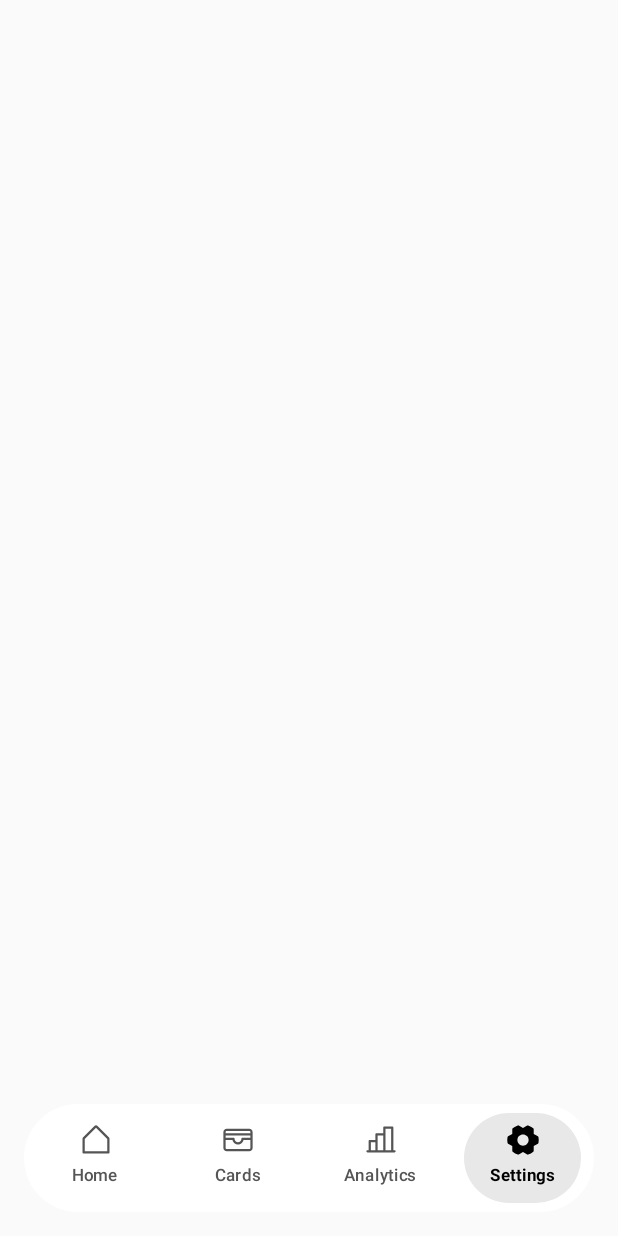
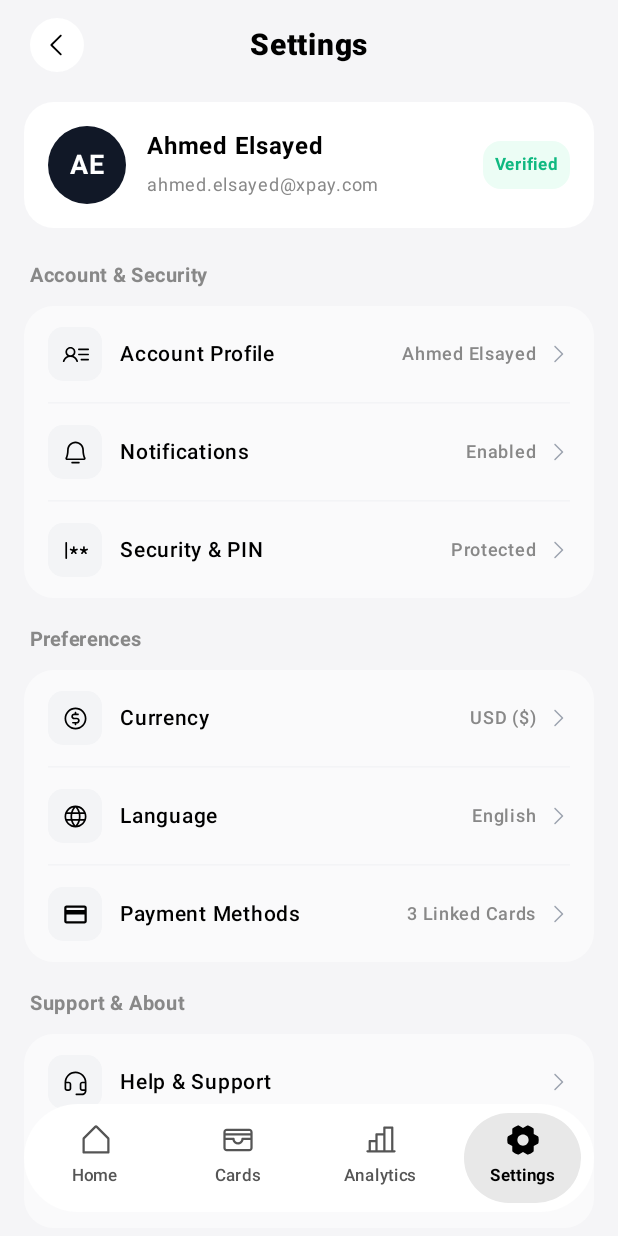
Before and after one commit to ahemdelsayedd010/Xpay, an Android app built with Jetpack Compose: the SettingsScreen screen opened through its navigation route, on a phone screen of 412 x 824 dp. Run offline under Robolectric (Android 15) with nearby library versions, the phone set to English and light mode, and no system bars.

Commit message:
SettingsScreen Done

```diff
--- a/app/src/main/java/com/example/xpay/navigation/Navigation.kt
+++ b/app/src/main/java/com/example/xpay/navigation/Navigation.kt
@@ -17,6 +17,7 @@ import com.example.xpay.R
 import com.example.xpay.ui.analytics.AnalyticsScreen
 import com.example.xpay.ui.cards.CardsScreen
 import com.example.xpay.ui.home.HomeScreen
+import com.example.xpay.ui.settings.SettingsScreen
 
 @Composable
 fun Navigation(navController: NavHostController) {
@@ -39,7 +40,7 @@ fun Navigation(navController: NavHostController) {
                 AnalyticsScreen()
             }
             composable("Settings") {
-                // Implement later
+                SettingsScreen()
             }
         }
 
--- a/app/src/main/java/com/example/xpay/ui/cards/CardsScreen.kt
+++ b/app/src/main/java/com/example/xpay/ui/cards/CardsScreen.kt
@@ -352,7 +352,7 @@ fun CardDetails(
                     )
                 }
 
-                Column(horizontalAlignment = Alignment.End) {
+                Column {
                     Text(
                         text = "Expires",
                         color = Color.LightGray,
--- a/app/src/main/java/com/example/xpay/ui/cards/MonthlyLimitCard.kt
+++ b/app/src/main/java/com/example/xpay/ui/cards/MonthlyLimitCard.kt
@@ -73,7 +73,7 @@ fun MonthlyLimitCard(
                 progress = { progress },
                 modifier = Modifier
                     .fillMaxWidth()
-                    .height(24.dp)
+                    .height(16.dp)
                     .clip(RoundedCornerShape(5.dp)),
                 color = Color.Black,
                 trackColor = Color(0xFFF0F1F5)
--- /dev/null
+++ b/app/src/main/java/com/example/xpay/ui/settings/Feature.kt
@@ -0,0 +1,9 @@
+package com.example.xpay.ui.settings
+
+import androidx.annotation.DrawableRes
+
+data class Feature(
+    val title: String,
+    @DrawableRes val iconId: Int,
+    val featureDetails: String? = null
+)
--- /dev/null
+++ b/app/src/main/java/com/example/xpay/ui/settings/SettingsScreen.kt
@@ -0,0 +1,351 @@
+package com.example.xpay.ui.settings
+
+import androidx.compose.foundation.background
+import androidx.compose.foundation.clickable
+import androidx.compose.foundation.layout.Arrangement
+import androidx.compose.foundation.layout.Box
+import androidx.compose.foundation.layout.Column
+import androidx.compose.foundation.layout.Row
+import androidx.compose.foundation.layout.Spacer
+import androidx.compose.foundation.layout.fillMaxSize
+import androidx.compose.foundation.layout.fillMaxWidth
+import androidx.compose.foundation.layout.height
+import androidx.compose.foundation.layout.padding
+import androidx.compose.foundation.layout.size
+import androidx.compose.foundation.layout.statusBarsPadding
+import androidx.compose.foundation.layout.width
+import androidx.compose.foundation.rememberScrollState
+import androidx.compose.foundation.shape.CircleShape
+import androidx.compose.foundation.shape.RoundedCornerShape
+import androidx.compose.foundation.verticalScroll
+import androidx.compose.material3.HorizontalDivider
+import androidx.compose.material3.Icon
+import androidx.compose.material3.Text
+import androidx.compose.runtime.Composable
+import androidx.compose.ui.Alignment
+import androidx.compose.ui.Modifier
+import androidx.compose.ui.draw.clip
+import androidx.compose.ui.graphics.Color
+import androidx.compose.ui.res.painterResource
+import androidx.compose.ui.text.font.FontWeight
+import androidx.compose.ui.tooling.preview.Preview
+import androidx.compose.ui.unit.dp
+import androidx.compose.ui.unit.sp
+import com.example.xpay.R
+import com.example.xpay.ui.theme.CardSurfaceLight
+import com.example.xpay.ui.theme.DebitRed
+import com.example.xpay.ui.theme.LightBg
+import com.example.xpay.ui.theme.XpayTheme
+
+private val accountFeatures = listOf(
+    Feature("Account Profile", R.drawable.ic_account_profile, "Ahmed Elsayed"),
+    Feature("Notifications", R.drawable.ic_bell_simple, "Enabled"),
+    Feature("Security & PIN", R.drawable.ic_password, "Protected")
+)
+
+private val preferenceFeatures = listOf(
+    Feature("Currency", R.drawable.ic_currency_circle_dollar, "USD ($)"),
+    Feature("Language", R.drawable.ic_language, "English"),
+    Feature("Payment Methods", R.drawable.ic_cards, "3 Linked Cards")
+)
+
+private val supportFeatures = listOf(
+    Feature("Help & Support", R.drawable.ic_support),
+    Feature("App Version", R.drawable.ic_info, "v1.0.0")
+)
+
+@Composable
+fun SettingsScreen(
+    onBackClick: () -> Unit = {}
+) {
+    Box(
+        modifier = Modifier
+            .fillMaxSize()
+            .background(LightBg)
+    ) {
+        Column(
+            modifier = Modifier
+                .fillMaxSize()
+                .statusBarsPadding()
+        ) {
+            // Header Bar
+            SettingsTopBar(onBackClick = onBackClick)
+
+            Column(
+                modifier = Modifier
+                    .fillMaxSize()
+                    .padding(horizontal = 16.dp)
+                    .verticalScroll(rememberScrollState())
+            ) {
+                Spacer(modifier = Modifier.height(8.dp))
+
+                // Profile Header Card
+                UserProfileSection()
+
+                Spacer(modifier = Modifier.height(20.dp))
+
+                // Account Section
+                SettingsSectionGroup(
+                    sectionTitle = "Account & Security",
+                    features = accountFeatures
+                )
+
+                Spacer(modifier = Modifier.height(16.dp))
+
+                // Preferences Section
+                SettingsSectionGroup(
+                    sectionTitle = "Preferences",
+                    features = preferenceFeatures
+                )
+
+                Spacer(modifier = Modifier.height(16.dp))
+
+                // Support Section
+                SettingsSectionGroup(
+                    sectionTitle = "Support & About",
+                    features = supportFeatures
+                )
+
+                Spacer(modifier = Modifier.height(24.dp))
+
+                // Log Out Button
+                LogoutButton()
+
+                Spacer(modifier = Modifier.height(100.dp))
+            }
+        }
+    }
+}
+
+@Composable
+fun SettingsTopBar(onBackClick: () -> Unit) {
+    Row(
+        modifier = Modifier
+            .fillMaxWidth()
+            .padding(horizontal = 20.dp, vertical = 12.dp),
+        horizontalArrangement = Arrangement.SpaceBetween,
+        verticalAlignment = Alignment.CenterVertically
+    ) {
+        Box(
+            modifier = Modifier
+                .size(36.dp)
+                .clip(CircleShape)
+                .background(Color.White)
+                .clickable { onBackClick() },
+            contentAlignment = Alignment.Center
+        ) {
+            Icon(
+                painter = painterResource(R.drawable.ic_caret_left),
+                contentDescription = "Back",
+                tint = Color.Black,
+                modifier = Modifier.size(20.dp)
+            )
+        }
+        Text(
+            text = "Settings",
+            fontWeight = FontWeight.ExtraBold,
+            fontSize = 20.sp,
+            color = Color.Black
+        )
+        Box(modifier = Modifier.size(36.dp)) // Spacer to keep title centered
+    }
+}
+
+@Composable
+fun UserProfileSection(
+    userName: String = "Ahmed Elsayed",
+    userEmail: String = "ahmed.elsayed@xpay.com"
+) {
+    Box(
+        modifier = Modifier
+            .fillMaxWidth()
+            .clip(RoundedCornerShape(20.dp))
+            .background(Color.White)
+            .padding(16.dp)
+    ) {
+        Row(
+            verticalAlignment = Alignment.CenterVertically
+        ) {
+            // Avatar Circle
+            Box(
+                modifier = Modifier
+                    .size(52.dp)
+                    .clip(CircleShape)
+                    .background(Color(0xFF111827)),
+                contentAlignment = Alignment.Center
+            ) {
+                Text(
+                    text = "AE",
+                    fontSize = 18.sp,
+                    fontWeight = FontWeight.Bold,
+                    color = Color.White
+                )
+            }
+
+            Spacer(modifier = Modifier.width(14.dp))
+
+            Column(modifier = Modifier.weight(1f)) {
+                Text(
+                    text = userName,
+                    fontSize = 16.sp,
+                    fontWeight = FontWeight.Bold,
+                    color = Color.Black
+                )
+                Spacer(modifier = Modifier.height(2.dp))
+                Text(
+                    text = userEmail,
+                    fontSize = 12.sp,
+                    color = Color.Gray
+                )
+            }
+
+            Box(
+                modifier = Modifier
+                    .clip(RoundedCornerShape(12.dp))
+                    .background(Color(0xFFECFDF5))
+                    .padding(horizontal = 8.dp, vertical = 4.dp)
+            ) {
+                Text(
+                    text = "Verified", // relate to user card
+                    fontSize = 11.sp,
+                    fontWeight = FontWeight.Bold,
+                    color = Color(0xFF10B981)
+                )
+            }
+        }
+    }
+}
+
+@Composable
+fun SettingsSectionGroup(
+    sectionTitle: String,
+    features: List<Feature>,
+    onFeatureClick: (Feature) -> Unit = {}
+) {
+    Column {
+        Text(
+            text = sectionTitle,
+            fontSize = 13.sp,
+            fontWeight = FontWeight.Bold,
+            color = Color.Gray,
+            modifier = Modifier.padding(start = 4.dp, bottom = 8.dp)
+        )
+
+        Box(
+            modifier = Modifier
+                .fillMaxWidth()
+                .clip(RoundedCornerShape(20.dp))
+                .background(CardSurfaceLight)
+        ) {
+            Column {
+                features.forEachIndexed { index, feature ->
+                    FeatureItems(
+                        feature = feature,
+                        onClickFeature = { onFeatureClick(feature) }
+                    )
+                    if (index < features.size - 1) {
+                        HorizontalDivider(
+                            modifier = Modifier.padding(horizontal = 16.dp),
+                            color = Color(0xFFF3F4F6)
+                        )
+                    }
+                }
+            }
+        }
+    }
+}
+
+@Composable
+fun FeatureItems(
+    feature: Feature,
+    modifier: Modifier = Modifier,
+    onClickFeature: () -> Unit = {}
+) {
+    Row(
+        modifier = modifier
+            .fillMaxWidth()
+            .clickable { onClickFeature() }
+            .padding(horizontal = 16.dp, vertical = 14.dp),
+        horizontalArrangement = Arrangement.SpaceBetween,
+        verticalAlignment = Alignment.CenterVertically
+    ) {
+        Row(
+            verticalAlignment = Alignment.CenterVertically,
+            modifier = Modifier.weight(1f)
+        ) {
+            Box(
+                modifier = Modifier
+                    .size(36.dp)
+                    .clip(RoundedCornerShape(10.dp))
+                    .background(Color(0xFFF3F4F6)),
+                contentAlignment = Alignment.Center
+            ) {
+                Icon(
+                    painter = painterResource(feature.iconId),
+                    contentDescription = feature.title,
+                    modifier = Modifier.size(18.dp),
+                    tint = Color.Black
+                )
+            }
+
+            Spacer(modifier = Modifier.width(12.dp))
+
+            Text(
+                text = feature.title,
+                fontWeight = FontWeight.SemiBold,
+                fontSize = 14.sp,
+                color = Color.Black
+            )
+        }
+
+        Row(
+            verticalAlignment = Alignment.CenterVertically
+        ) {
+            feature.featureDetails?.let { details ->
+                Text(
+                    text = details,
+                    fontWeight = FontWeight.Medium,
+                    fontSize = 12.sp,
+                    color = Color.Gray
+                )
+                Spacer(modifier = Modifier.width(6.dp))
+            }
+            Icon(
+                painter = painterResource(R.drawable.caret_right),
+                contentDescription = null,
+                modifier = Modifier.size(16.dp),
+                tint = Color(0xFF9CA3AF)
+            )
+        }
+    }
+}
+
+@Composable
+fun LogoutButton(
+    onLogoutClick: () -> Unit = {}
+) {
+    Box(
+        modifier = Modifier
+            .fillMaxWidth()
+            .clip(RoundedCornerShape(20.dp))
+            .background(Color.White)
+            .clickable { onLogoutClick() }
+            .padding(vertical = 14.dp),
+        contentAlignment = Alignment.Center
+    ) {
+        Text(
+            text = "Log Out",
+            fontSize = 15.sp,
+            fontWeight = FontWeight.Bold,
+            color = DebitRed
+        )
+    }
+}
+
+@Preview(showBackground = true)
+@Composable
+fun SettingsScreenPreview() {
+    XpayTheme {
+        SettingsScreen()
+    }
+}
--- /dev/null
+++ b/app/src/main/res/drawable/caret_right.xml
@@ -0,0 +1,9 @@
+<vector xmlns:android="http://schemas.android.com/apk/res/android"
+    android:width="32dp"
+    android:height="32dp"
+    android:viewportWidth="256"
+    android:viewportHeight="256">
+  <path
+      android:pathData="M181.66,133.66l-80,80a8,8 0,0 1,-11.32 -11.32L164.69,128 90.34,53.66a8,8 0,0 1,11.32 -11.32l80,80A8,8 0,0 1,181.66 133.66Z"
+      android:fillColor="#000000"/>
+</vector>
--- /dev/null
+++ b/app/src/main/res/drawable/ic_account_profile.xml
@@ -0,0 +1,9 @@
+<vector xmlns:android="http://schemas.android.com/apk/res/android"
+    android:width="32dp"
+    android:height="32dp"
+    android:viewportWidth="256"
+    android:viewportHeight="256">
+  <path
+      android:pathData="M152,80a8,8 0,0 1,8 -8h88a8,8 0,0 1,0 16L160,88A8,8 0,0 1,152 80ZM248,120L160,120a8,8 0,0 0,0 16h88a8,8 0,0 0,0 -16ZM248,168L184,168a8,8 0,0 0,0 16h64a8,8 0,0 0,0 -16ZM151.75,190a8,8 0,0 1,-5.76 9.74,7.55 7.55,0 0,1 -2,0.26 8,8 0,0 1,-7.75 -6c-6.16,-23.94 -30.34,-42 -56.25,-42s-50.09,18.05 -56.25,42a8,8 0,0 1,-15.5 -4c5.59,-21.71 21.84,-39.29 42.46,-48a48,48 0,1 1,58.58 0C129.91,150.71 146.16,168.29 151.75,190ZM80,136a32,32 0,1 0,-32 -32A32,32 0,0 0,80 136Z"
+      android:fillColor="#000000"/>
+</vector>
--- /dev/null
+++ b/app/src/main/res/drawable/ic_apperance.xml
@@ -0,0 +1,9 @@
+<vector xmlns:android="http://schemas.android.com/apk/res/android"
+    android:width="32dp"
+    android:height="32dp"
+    android:viewportWidth="256"
+    android:viewportHeight="256">
+  <path
+      android:pathData="M120,40L120,16a8,8 0,0 1,16 0L136,40a8,8 0,0 1,-16 0ZM192,128a64,64 0,1 1,-64 -64A64.07,64.07 0,0 1,192 128ZM176,128a48,48 0,1 0,-48 48A48.05,48.05 0,0 0,176 128ZM58.34,69.66A8,8 0,0 0,69.66 58.34l-16,-16A8,8 0,0 0,42.34 53.66ZM58.34,186.34 L42.34,202.34a8,8 0,0 0,11.32 11.32l16,-16a8,8 0,0 0,-11.32 -11.32ZM192,72a8,8 0,0 0,5.66 -2.34l16,-16a8,8 0,0 0,-11.32 -11.32l-16,16A8,8 0,0 0,192 72ZM197.66,186.34a8,8 0,0 0,-11.32 11.32l16,16a8,8 0,0 0,11.32 -11.32ZM48,128a8,8 0,0 0,-8 -8L16,120a8,8 0,0 0,0 16L40,136A8,8 0,0 0,48 128ZM128,208a8,8 0,0 0,-8 8v24a8,8 0,0 0,16 0L136,216A8,8 0,0 0,128 208ZM240,120L216,120a8,8 0,0 0,0 16h24a8,8 0,0 0,0 -16Z"
+      android:fillColor="#000000"/>
+</vector>
--- /dev/null
+++ b/app/src/main/res/drawable/ic_currency_circle_dollar.xml
@@ -0,0 +1,9 @@
+<vector xmlns:android="http://schemas.android.com/apk/res/android"
+    android:width="32dp"
+    android:height="32dp"
+    android:viewportWidth="256"
+    android:viewportHeight="256">
+  <path
+      android:pathData="M128,24A104,104 0,1 0,232 128,104.11 104.11,0 0,0 128,24ZM128,216a88,88 0,1 1,88 -88A88.1,88.1 0,0 1,128 216ZM168,148a28,28 0,0 1,-28 28h-4v8a8,8 0,0 1,-16 0v-8L104,176a8,8 0,0 1,0 -16h36a12,12 0,0 0,0 -24L116,136a28,28 0,0 1,0 -56h4L120,72a8,8 0,0 1,16 0v8h16a8,8 0,0 1,0 16L116,96a12,12 0,0 0,0 24h24A28,28 0,0 1,168 148Z"
+      android:fillColor="#000000"/>
+</vector>
--- /dev/null
+++ b/app/src/main/res/drawable/ic_fingerprint.xml
@@ -0,0 +1,9 @@
+<vector xmlns:android="http://schemas.android.com/apk/res/android"
+    android:width="32dp"
+    android:height="32dp"
+    android:viewportWidth="256"
+    android:viewportHeight="256">
+  <path
+      android:pathData="M72,128a134.63,134.63 0,0 1,-14.16 60.47,8 8,0 1,1 -14.32,-7.12A118.8,118.8 0,0 0,56 128,71.73 71.73,0 0,1 83,71.8 8,8 0,1 1,93 84.29,55.76 55.76,0 0,0 72,128ZM128,120a8,8 0,0 0,-8 8,184.12 184.12,0 0,1 -23,89.1 8,8 0,0 0,14 7.76A200.19,200.19 0,0 0,136 128,8 8,0 0,0 128,120ZM128,88a40,40 0,0 0,-40 40,8 8,0 0,0 16,0 24,24 0,0 1,48 0,214.09 214.09,0 0,1 -20.51,92A8,8 0,1 0,146 226.83,230 230,0 0,0 168,128 40,40 0,0 0,128 88ZM128,24A104.11,104.11 0,0 0,24 128a87.76,87.76 0,0 1,-5 29.33,8 8,0 0,0 15.09,5.33A103.9,103.9 0,0 0,40 128a88,88 0,0 1,176 0,282.24 282.24,0 0,1 -5.29,54.45 8,8 0,0 0,6.3 9.4,8.22 8.22,0 0,0 1.55,0.15 8,8 0,0 0,7.84 -6.45A298.37,298.37 0,0 0,232 128,104.12 104.12,0 0,0 128,24ZM94.4,152.17A8,8 0,0 0,85 158.42a151,151 0,0 1,-17.21 45.44,8 8,0 0,0 13.86,8 166.67,166.67 0,0 0,19 -50.25A8,8 0,0 0,94.4 152.17ZM128,56a72.85,72.85 0,0 0,-9 0.56,8 8,0 0,0 2,15.87A56.08,56.08 0,0 1,184 128a252.12,252.12 0,0 1,-1.92 31A8,8 0,0 0,189 168a8.39,8.39 0,0 0,1 0.06,8 8,0 0,0 7.92,-7 266.48,266.48 0,0 0,2 -33A72.08,72.08 0,0 0,128 56ZM185.93,184.25a8,8 0,0 0,-9.75 5.75c-1.46,5.69 -3.15,11.4 -5,17a8,8 0,0 0,5 10.13,7.88 7.88,0 0,0 2.55,0.42 8,8 0,0 0,7.58 -5.46c2,-5.92 3.79,-12 5.35,-18.05A8,8 0,0 0,185.94 184.26Z"
+      android:fillColor="#000000"/>
+</vector>
--- /dev/null
+++ b/app/src/main/res/drawable/ic_language.xml
@@ -0,0 +1,9 @@
+<vector xmlns:android="http://schemas.android.com/apk/res/android"
+    android:width="32dp"
+    android:height="32dp"
+    android:viewportWidth="256"
+    android:viewportHeight="256">
+  <path
+      android:pathData="M128,24h0A104,104 0,1 0,232 128,104.12 104.12,0 0,0 128,24ZM216,128a87.61,87.61 0,0 1,-3.33 24L174.16,152a157.44,157.44 0,0 0,0 -48h38.51A87.61,87.61 0,0 1,216 128ZM102,168L154,168a115.11,115.11 0,0 1,-26 45A115.27,115.27 0,0 1,102 168ZM98.1,152a140.84,140.84 0,0 1,0 -48h59.88a140.84,140.84 0,0 1,0 48ZM40,128a87.61,87.61 0,0 1,3.33 -24L81.84,104a157.44,157.44 0,0 0,0 48L43.33,152A87.61,87.61 0,0 1,40 128ZM154,88L102,88a115.11,115.11 0,0 1,26 -45A115.27,115.27 0,0 1,154 88ZM206.33,88L170.71,88a135.28,135.28 0,0 0,-22.3 -45.6A88.29,88.29 0,0 1,206.37 88ZM107.59,42.4A135.28,135.28 0,0 0,85.29 88L49.63,88A88.29,88.29 0,0 1,107.59 42.4ZM49.63,168L85.29,168a135.28,135.28 0,0 0,22.3 45.6A88.29,88.29 0,0 1,49.63 168ZM148.41,213.6a135.28,135.28 0,0 0,22.3 -45.6h35.66A88.29,88.29 0,0 1,148.41 213.6Z"
+      android:fillColor="#000000"/>
+</vector>
--- /dev/null
+++ b/app/src/main/res/drawable/ic_password.xml
@@ -0,0 +1,9 @@
+<vector xmlns:android="http://schemas.android.com/apk/res/android"
+    android:width="32dp"
+    android:height="32dp"
+    android:viewportWidth="256"
+    android:viewportHeight="256">
+  <path
+      android:pathData="M48,56L48,200a8,8 0,0 1,-16 0L32,56a8,8 0,0 1,16 0ZM140,110.5L120,117L120,96a8,8 0,0 0,-16 0v21L84,110.5a8,8 0,0 0,-5 15.22l20,6.49 -12.34,17a8,8 0,1 0,12.94 9.4l12.34,-17 12.34,17a8,8 0,1 0,12.94 -9.4l-12.34,-17 20,-6.49A8,8 0,0 0,140 110.5ZM246,115.64A8,8 0,0 0,236 110.5L216,117L216,96a8,8 0,0 0,-16 0v21l-20,-6.49a8,8 0,0 0,-4.95 15.22l20,6.49 -12.34,17a8,8 0,1 0,12.94 9.4l12.34,-17 12.34,17a8,8 0,1 0,12.94 -9.4l-12.34,-17 20,-6.49A8,8 0,0 0,246 115.64Z"
+      android:fillColor="#000000"/>
+</vector>
--- /dev/null
+++ b/app/src/main/res/drawable/ic_support.xml
@@ -0,0 +1,9 @@
+<vector xmlns:android="http://schemas.android.com/apk/res/android"
+    android:width="32dp"
+    android:height="32dp"
+    android:viewportWidth="256"
+    android:viewportHeight="256">
+  <path
+      android:pathData="M201.89,54.66A103.43,103.43 0,0 0,128.79 24L128,24A104,104 0,0 0,24 128v56a24,24 0,0 0,24 24L64,208a24,24 0,0 0,24 -24L88,144a24,24 0,0 0,-24 -24L40.36,120A88.12,88.12 0,0 1,190.54 65.93,87.39 87.39,0 0,1 215.65,120L192,120a24,24 0,0 0,-24 24v40a24,24 0,0 0,24 24h24a24,24 0,0 1,-24 24L136,232a8,8 0,0 0,0 16h56a40,40 0,0 0,40 -40L232,128A103.41,103.41 0,0 0,201.89 54.66ZM64,136a8,8 0,0 1,8 8v40a8,8 0,0 1,-8 8L48,192a8,8 0,0 1,-8 -8L40,136ZM192,192a8,8 0,0 1,-8 -8L184,144a8,8 0,0 1,8 -8h24v56Z"
+      android:fillColor="#000000"/>
+</vector>
```
